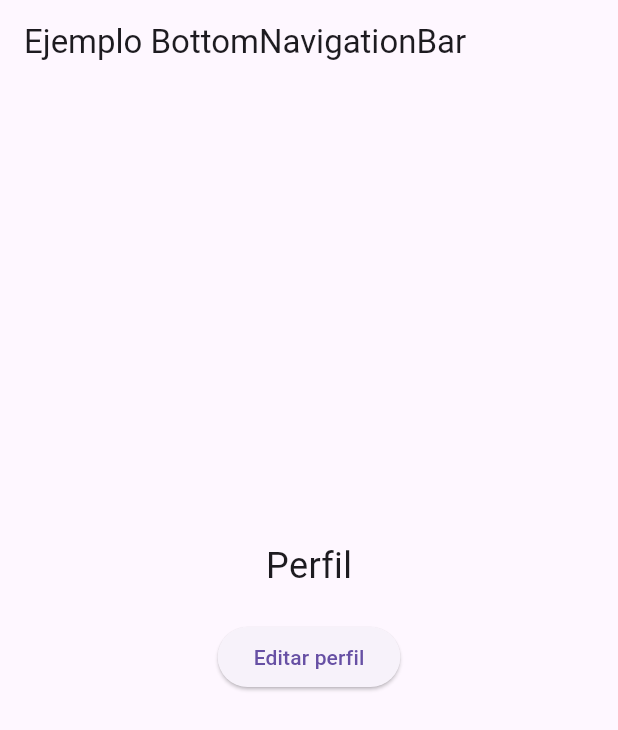
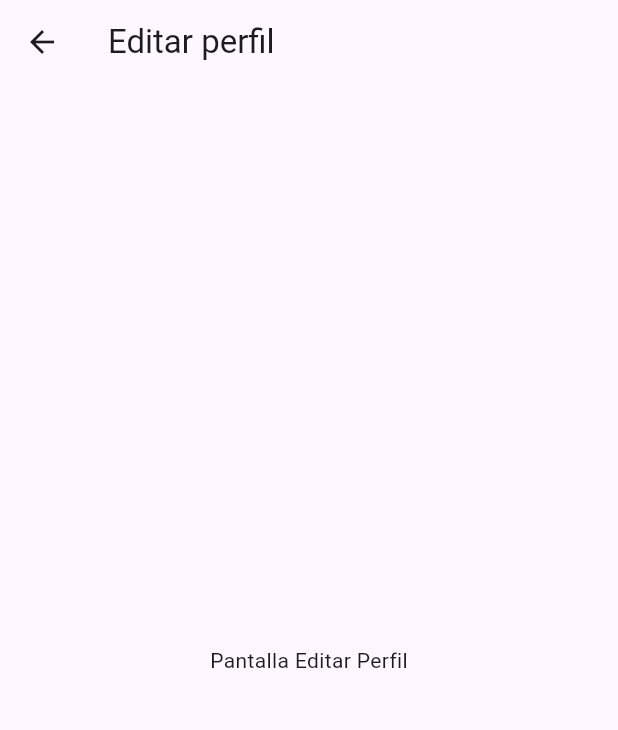
Before and after one commit to JuanHuamaniVasquez/Programacion-para-Dispositivos-Moviles---Juan-Huamani, a Flutter app: the screen it shows after launch, item 4 of the bottom bar chosen, after a tap on "Editar perfil", on a phone screen of 412 x 824 dp. Shown: the top 730 px of the screen. Run offline on Flutter 3.47's test engine with Material 3 defaults, Android fonts, the phone set to English and light mode, and no system bars.

Commit message:
Crear pantalla EditarPerfilScreen y navegación desde Perfil

```diff
--- a/Actividad en Clase - BNavigationBar/lib/main.dart
+++ b/Actividad en Clase - BNavigationBar/lib/main.dart
@@ -27,7 +27,7 @@ class MyHomePage extends StatefulWidget {
 class _MyHomePageState extends State<MyHomePage> {
   int _selectedIndex = 0;
 
-  final List<Widget> _pages = [
+  late final List<Widget> _pages = [
     const Center(child: Text('Inicio', style: TextStyle(fontSize: 24))),
     const Center(child: Text('Usuarios', style: TextStyle(fontSize: 24))),
     const Center(child: Text('Configuración', style: TextStyle(fontSize: 24))),
@@ -39,7 +39,10 @@ class _MyHomePageState extends State<MyHomePage> {
           const SizedBox(height: 20),
           ElevatedButton(
             onPressed: () {
-              print('Editar perfil presionado');
+              Navigator.push(
+                context,
+                MaterialPageRoute(builder: (context) => const EditarPerfilScreen()),
+              );
             },
             child: const Text('Editar perfil'),
           ),
@@ -72,3 +75,17 @@ class _MyHomePageState extends State<MyHomePage> {
     );
   }
 }
+
+class EditarPerfilScreen extends StatelessWidget {
+  const EditarPerfilScreen({super.key});
+
+  @override
+  Widget build(BuildContext context) {
+    return Scaffold(
+      appBar: AppBar(title: const Text('Editar perfil')),
+      body: const Center(
+        child: Text('Pantalla Editar Perfil'),
+      ),
+    );
+  }
+}
```
